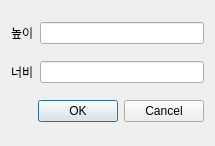
First picture: the form in d_image_size.ui, repository kimbakcho/FABWI, before the edit.
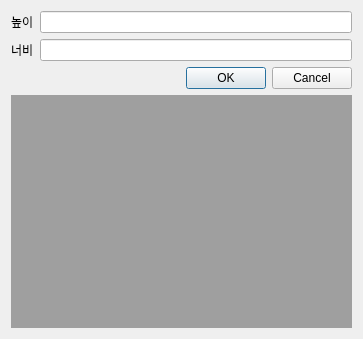
Second picture: the form after the edit. Custom widgets are drawn as their Qt base class.

```diff
--- a/d_image_size.ui
+++ b/d_image_size.ui
@@ -6,14 +6,41 @@
    <rect>
     <x>0</x>
     <y>0</y>
-    <width>215</width>
-    <height>146</height>
+    <width>363</width>
+    <height>339</height>
    </rect>
   </property>
   <property name="windowTitle">
    <string>Dialog</string>
   </property>
   <layout class="QGridLayout" name="gridLayout">
+   <item row="3" column="0" colspan="2">
+    <widget class="QMdiArea" name="reszie_windows">
+     <property name="contextMenuPolicy">
+      <enum>Qt::DefaultContextMenu</enum>
+     </property>
+     <property name="frameShape">
+      <enum>QFrame::NoFrame</enum>
+     </property>
+     <property name="activationOrder">
+      <enum>QMdiArea::CreationOrder</enum>
+     </property>
+     <property name="viewMode">
+      <enum>QMdiArea::SubWindowView</enum>
+     </property>
+     <property name="documentMode">
+      <bool>false</bool>
+     </property>
+     <property name="tabsClosable">
+      <bool>false</bool>
+     </property>
+     <widget class="B_image_resize_widget" name="subwindow">
+      <property name="windowTitle">
+       <string>resize</string>
+      </property>
+     </widget>
+    </widget>
+   </item>
    <item row="0" column="0">
     <widget class="QLabel" name="label">
      <property name="text">
@@ -29,6 +56,9 @@
      <property name="inputMask">
       <string>9999</string>
      </property>
+     <property name="readOnly">
+      <bool>true</bool>
+     </property>
     </widget>
    </item>
    <item row="1" column="0">
@@ -43,6 +73,9 @@
      <property name="inputMask">
       <string>9999</string>
      </property>
+     <property name="readOnly">
+      <bool>true</bool>
+     </property>
     </widget>
    </item>
    <item row="2" column="0" colspan="2">
@@ -57,6 +90,14 @@
    </item>
   </layout>
  </widget>
+ <customwidgets>
+  <customwidget>
+   <class>B_image_resize_widget</class>
+   <extends>QWidget</extends>
+   <header>b_image_resize_widget.h</header>
+   <container>1</container>
+  </customwidget>
+ </customwidgets>
  <resources/>
  <connections>
   <connection>
```
